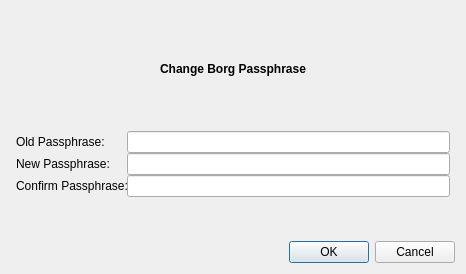
The window that src/vorta/assets/UI/changeborgpass.ui (borgbase/vorta) describes before a commit, drawn with Qt 5.
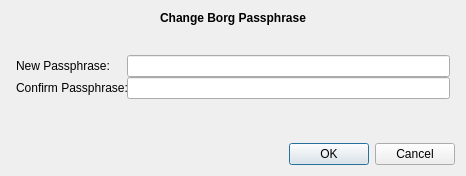
The same window after the commit.

Commit message: Save password to keyring, remove old password field

```diff
--- a/src/vorta/assets/UI/changeborgpass.ui
+++ b/src/vorta/assets/UI/changeborgpass.ui
@@ -7,7 +7,7 @@
         <x>0</x>
         <y>0</y>
         <width>466</width>
-        <height>274</height>
+        <height>174</height>
       </rect>
     </property>
     <property name="modal">
@@ -44,7 +44,7 @@
                 <number>5</number>
               </property>
               <property name="topMargin">
-                <number>5</number>
+                <number>30</number>
               </property>
               <property name="rightMargin">
                 <number>5</number>
@@ -53,25 +53,6 @@
                 <number>30</number>
               </property>
 
-
-              <item row="1" column="0">
-                <widget class="QLabel" name="oldPasswordLabel">
-                  <property name="text">
-                    <string>Old Passphrase:</string>
-                  </property>
-                </widget>
-              </item>
-              <item row="1" column="1">
-                <widget class="QLineEdit" name="oldPasswordLineEdit">
-                  <property name="enabled">
-                    <bool>true</bool>
-                  </property>
-                  <property name="echoMode">
-                    <enum>QLineEdit::Password</enum>
-                  </property>
-                </widget>
-              </item>
-
               <item row="2" column="0">
                 <widget class="QLabel" name="label_3">
                   <property name="text">
```
The commit also changes 3 other files.
